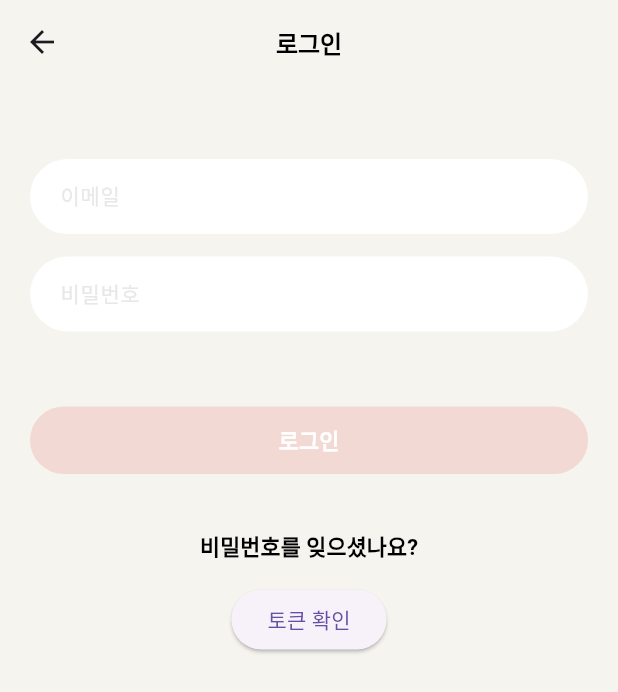
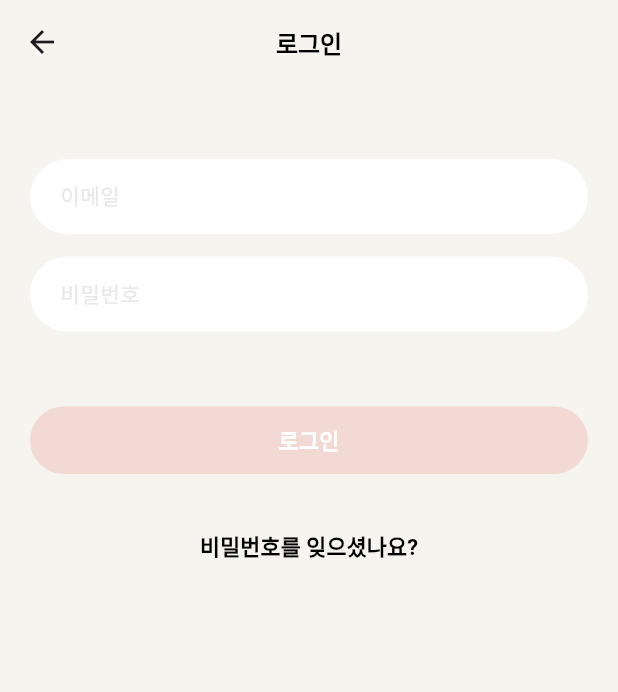
Before and after one commit to TruthBear/yj4-TeamProject-Daeguhistory-app, a Flutter app: the screen it shows after launch, after a tap on "로그인", on a phone screen of 412 x 824 dp. Shown: the top 692 px of the screen. Run offline on Flutter 3.47's test engine with Material 3 defaults, Android fonts, the phone set to English and light mode, and no system bars; our stand-ins replace dio, flutter_dotenv, flutter_secure_storage, webview_flutter.

Commit message:
refactor: 개별 AppBar 스타일 제거

```diff
--- a/lib/src/views/login_and_register/login_screen.dart
+++ b/lib/src/views/login_and_register/login_screen.dart
@@ -92,16 +92,7 @@ class _LoginScreenState extends State<LoginScreen> {
     return Scaffold(
       backgroundColor: BACKGROUND_COLOR,
       appBar: AppBar(
-        backgroundColor: BACKGROUND_COLOR,
-        title: Text(
-          "로그인",
-          style: TextStyle(
-            fontSize: 16,
-            fontWeight: FontWeight.bold,
-          ),
-        ),
-        centerTitle: true,
-        elevation: 0,
+        title: Text("로그인"),
       ),
       body: SafeArea(
         child: Padding(
@@ -147,10 +138,6 @@ class _LoginScreenState extends State<LoginScreen> {
                   ),
                 ],
               ),
-              ElevatedButton(
-                onPressed: oo,
-                child: Text("토큰 확인"),
-              ),
             ],
           ),
         ),
```
